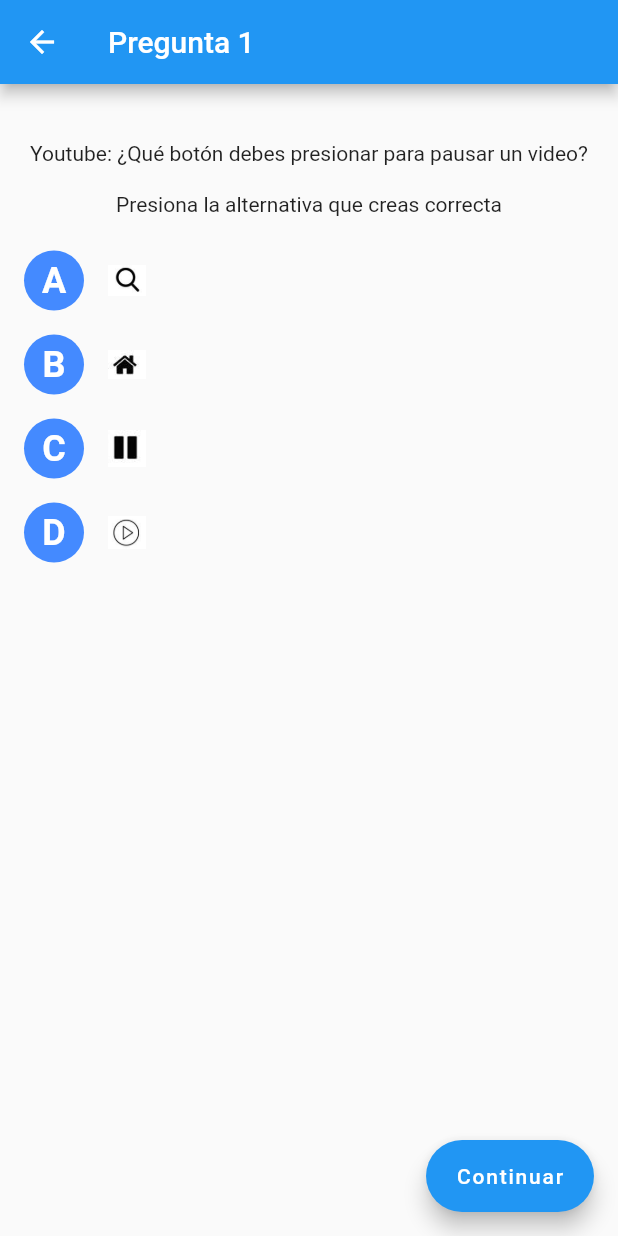
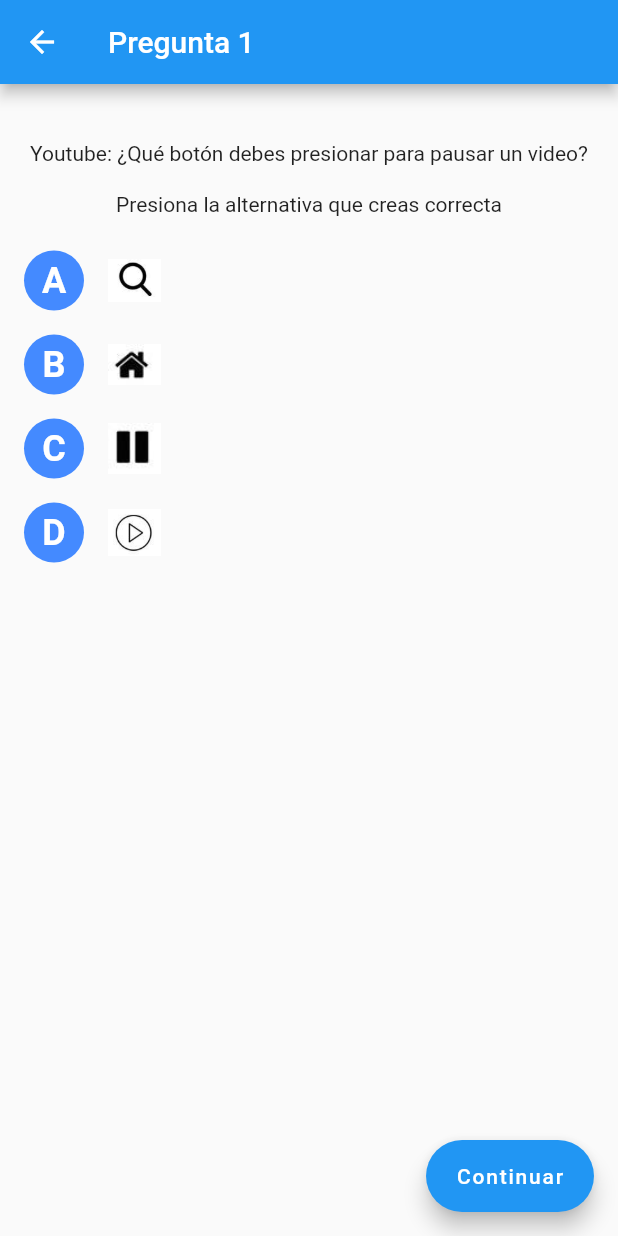
Before and after one commit to consuelomissene/ecolecua, a Flutter app: the PreguntasPage screen opened directly with empty values, on a phone screen of 412 x 824 dp. Run offline on Flutter 3.47's test engine with Material 2 defaults, Android fonts, the phone set to English and light mode, and no system bars; our stand-ins replace shared_preferences, video_player; accounts and stored records are empty.

Commit message:
tamaño iconos preguntas

```diff
--- a/lib/pages/preguntas.dart
+++ b/lib/pages/preguntas.dart
@@ -104,8 +104,8 @@
                     children: <Widget>[
                       Image.asset(
                         item,
-                        width: 25,
-                        height: 25,
+                        width: 35,
+                        height: 35,
                       )
                     ],
                   )
```
